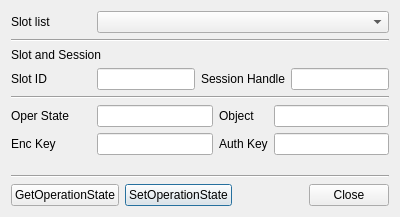
This is CryptokiMan/oper_state_dlg.ui in jykim74/CryptokiMan as Qt 5 draws it before an edit. The edited form follows.
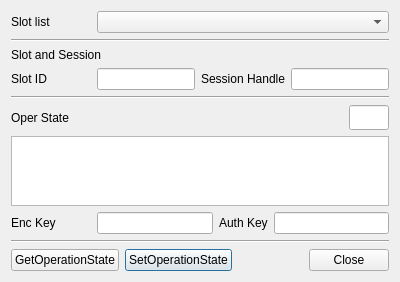
This is the edited form.

Commit message: 운영 상태 UI 개선

Diff of the .ui file:
```diff
--- a/CryptokiMan/oper_state_dlg.ui
+++ b/CryptokiMan/oper_state_dlg.ui
@@ -7,7 +7,7 @@
     <x>0</x>
     <y>0</y>
     <width>400</width>
-    <height>217</height>
+    <height>282</height>
    </rect>
   </property>
   <property name="windowTitle">
@@ -92,38 +92,75 @@
      </property>
     </widget>
    </item>
+   <item>
+    <layout class="QGridLayout" name="gridLayout_2">
+     <item row="0" column="0">
+      <widget class="QLabel" name="label_2">
+       <property name="minimumSize">
+        <size>
+         <width>80</width>
+         <height>0</height>
+        </size>
+       </property>
+       <property name="text">
+        <string>Oper State</string>
+       </property>
+      </widget>
+     </item>
+     <item row="0" column="2">
+      <widget class="QLineEdit" name="mOperationStateLenText">
+       <property name="maximumSize">
+        <size>
+         <width>40</width>
+         <height>16777215</height>
+        </size>
+       </property>
+       <property name="font">
+        <font>
+         <family>굴림체</family>
+        </font>
+       </property>
+       <property name="readOnly">
+        <bool>true</bool>
+       </property>
+      </widget>
+     </item>
+     <item row="0" column="1">
+      <spacer name="horizontalSpacer_2">
+       <property name="orientation">
+        <enum>Qt::Horizontal</enum>
+       </property>
+       <property name="sizeHint" stdset="0">
+        <size>
+         <width>40</width>
+         <height>20</height>
+        </size>
+       </property>
+      </spacer>
+     </item>
+    </layout>
+   </item>
+   <item>
+    <widget class="QPlainTextEdit" name="mOperationStateText">
+     <property name="font">
+      <font>
+       <family>굴림체</family>
+      </font>
+     </property>
+     <property name="readOnly">
+      <bool>true</bool>
+     </property>
+    </widget>
+   </item>
    <item>
     <layout class="QGridLayout" name="gridLayout_6">
      <property name="topMargin">
       <number>0</number>
      </property>
-     <item row="0" column="3">
-      <widget class="QLineEdit" name="mObjectText"/>
-     </item>
-     <item row="0" column="2">
-      <widget class="QLabel" name="label_8">
-       <property name="text">
-        <string>Object</string>
-       </property>
-      </widget>
-     </item>
-     <item row="0" column="0">
-      <widget class="QLabel" name="label_2">
-       <property name="minimumSize">
-        <size>
-         <width>80</width>
-         <height>0</height>
-        </size>
-       </property>
-       <property name="text">
-        <string>Oper State</string>
-       </property>
-      </widget>
-     </item>
      <item row="0" column="1">
-      <widget class="QLineEdit" name="mOperationStateText"/>
+      <widget class="QLineEdit" name="mEncKeyText"/>
      </item>
-     <item row="1" column="0">
+     <item row="0" column="0">
       <widget class="QLabel" name="label_3">
        <property name="minimumSize">
         <size>
@@ -136,34 +173,18 @@
        </property>
       </widget>
      </item>
-     <item row="1" column="1">
-      <widget class="QLineEdit" name="mEncKeyText"/>
+     <item row="0" column="3">
+      <widget class="QLineEdit" name="mAuthKeyText"/>
      </item>
-     <item row="1" column="2">
+     <item row="0" column="2">
       <widget class="QLabel" name="label_4">
        <property name="text">
         <string>Auth Key</string>
        </property>
       </widget>
      </item>
-     <item row="1" column="3">
-      <widget class="QLineEdit" name="mAuthKeyText"/>
-     </item>
     </layout>
    </item>
-   <item>
-    <spacer name="verticalSpacer">
-     <property name="orientation">
-      <enum>Qt::Vertical</enum>
-     </property>
-     <property name="sizeHint" stdset="0">
-      <size>
-       <width>20</width>
-       <height>40</height>
-      </size>
-     </property>
-    </spacer>
-   </item>
    <item>
     <widget class="Line" name="line">
      <property name="orientation">
```
Left out of the diff: 2 changed lines with no effect on the pictures. The commit also changes 4 other files.
